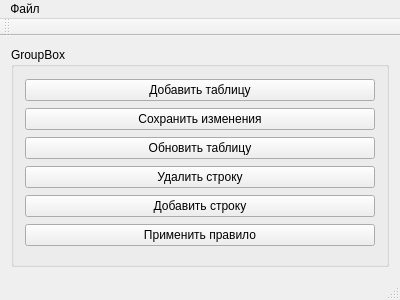
Qt form mainwindow.ui (Filatoff73/QtSql) before a commit.
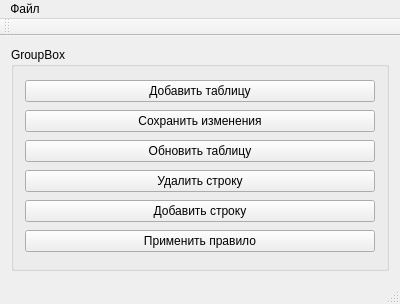
The same form after that commit.

The edit to the form file:
```diff
--- a/mainwindow.ui
+++ b/mainwindow.ui
@@ -7,7 +7,7 @@
     <x>0</x>
     <y>0</y>
     <width>400</width>
-    <height>300</height>
+    <height>304</height>
    </rect>
   </property>
   <property name="windowTitle">
```
Left out of the diff: 4 changed lines with no effect on the pictures.
